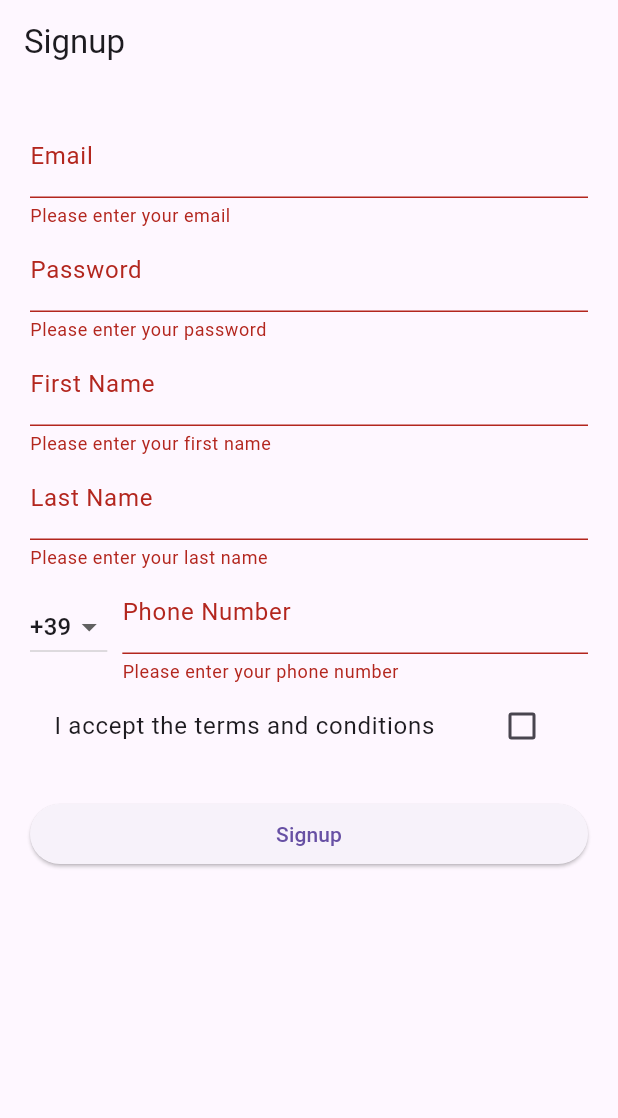
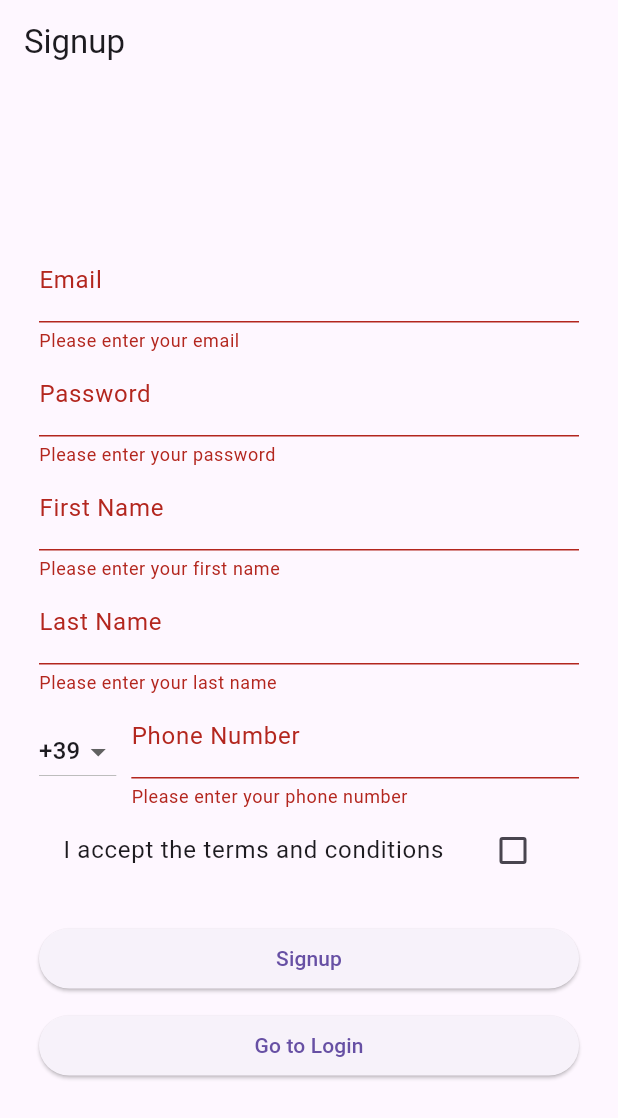
Before and after one commit to Giulio370/flutter_evup, a Flutter app: the screen it shows after launch, after a tap on "Signup", on a phone screen of 412 x 824 dp. Shown: the top 1118 px of the screen. Run offline on Flutter 3.47's test engine with Material 3 defaults, Android fonts, the phone set to English and light mode, and no system bars; our stand-ins replace dio.

Commit message:
Fixed the signup graphical interface

```diff
--- a/lib/signup.dart
+++ b/lib/signup.dart
@@ -41,9 +41,11 @@ class _SignupPageState extends State<SignupPage> {
               'phonePrefix': _phonePrefix,
             });
 
-            if(response.statusCode == 200){
             Navigator.pushReplacement(context, MaterialPageRoute(builder: (context) => LoginPage()));
-            }
+
+            // if(response.statusCode == 200){
+            //   Navigator.pushReplacement(context, MaterialPageRoute(builder: (context) => LoginPage()));
+            // }
 
         // Handle response as needed
         print(response.data);
@@ -54,17 +56,137 @@ class _SignupPageState extends State<SignupPage> {
     }
   }
 
+  // @override
+  // Widget build(BuildContext context) {
+  //   return Scaffold(
+  //     appBar: AppBar(
+  //       title: Text('Signup'),
+  //     ),
+  //     body: Padding(
+  //       padding: EdgeInsets.all(20.0),
+  //       child: Form(
+  //         key: _formKey,
+  //         child: ListView(
+  //           children: [
+  //             TextFormField(
+  //               controller: _emailController,
+  //               decoration: InputDecoration(labelText: 'Email'),
+  //               validator: (value) {
+  //                 if (value == null || value.isEmpty) {
+  //                   return 'Please enter your email';
+  //                 }
+  //                 // You can add more validation if needed
+  //                 return null;
+  //               },
+  //             ),
+  //             TextFormField(
+  //               controller: _passwordController,
+  //               decoration: InputDecoration(labelText: 'Password'),
+  //               obscureText: true,
+  //               validator: (value) {
+  //                 if (value == null || value.isEmpty) {
+  //                   return 'Please enter your password';
+  //                 }
+  //                 // You can add more validation if needed
+  //                 return null;
+  //               },
+  //             ),
+  //             TextFormField(
+  //               controller: _firstNameController,
+  //               decoration: InputDecoration(labelText: 'First Name'),
+  //               validator: (value) {
+  //                 if (value == null || value.isEmpty) {
+  //                   return 'Please enter your first name';
+  //                 }
+  //                 // You can add more validation if needed
+  //                 return null;
+  //               },
+  //             ),
+  //             TextFormField(
+  //               controller: _lastNameController,
+  //               decoration: InputDecoration(labelText: 'Last Name'),
+  //               validator: (value) {
+  //                 if (value == null || value.isEmpty) {
+  //                   return 'Please enter your last name';
+  //                 }
+  //                 // You can add more validation if needed
+  //                 return null;
+  //               },
+  //             ),
+  //             Row(
+  //               children: [
+  //                 DropdownButton<String>(
+  //                   value: _phonePrefix,
+  //                   onChanged: (String? newValue) {
+  //                     setState(() {
+  //                       _phonePrefix = newValue!;
+  //                     });
+  //                   },
+  //                   items: <String>['+39', '+1', '+44', '+33'] // Add more prefixes as needed
+  //                       .map<DropdownMenuItem<String>>((String value) {
+  //                     return DropdownMenuItem<String>(
+  //                       value: value,
+  //                       child: Text(value),
+  //                     );
+  //                   }).toList(),
+  //                 ),
+  //                 SizedBox(width: 10),
+  //                 Expanded(
+  //                   child: TextFormField(
+  //                     controller: _phoneNumberController,
+  //                     decoration: InputDecoration(labelText: 'Phone Number'),
+  //                     keyboardType: TextInputType.phone,
+  //                     validator: (value) {
+  //                       if (value == null || value.isEmpty) {
+  //                         return 'Please enter your phone number';
+  //                       }
+  //                       // You can add more validation if needed
+  //                       return null;
+  //                     },
+  //                   ),
+  //                 ),
+  //               ],
+  //             ),
+  //             CheckboxListTile(
+  //               title: Text('I accept the terms and conditions'),
+  //               value: _conditionAccepted,
+  //               onChanged: (bool? value) {
+  //                 if(value != null){
+  //                   setState(() {
+  //                     _conditionAccepted = value;
+  //                   });
+  //                 }
+
+  //               },
+  //             ),
+  //             SizedBox(height: 20),
+  //             ElevatedButton(
+  //               onPressed: _signup,
+  //               child: Text('Signup'),
+  //             ),
+  //             SizedBox(height: 10),
+  //             ElevatedButton(onPressed:(){Navigator.pushReplacement(context, MaterialPageRoute(builder: (context) => LoginPage()));}, child: Text('Go to Login'))
+  //           ],
+  //         ),
+  //       ),
+  //     ),
+  //   );
+  // }
+
   @override
   Widget build(BuildContext context) {
   return Scaffold(
     appBar: AppBar(
       title: Text('Signup'),
     ),
-      body: Padding(
+    body: Center(
+      child: Container(
         padding: EdgeInsets.all(20.0),
+        constraints: BoxConstraints(maxWidth: 400), // Imposta larghezza massima
         child: Form(
           key: _formKey,
           child: ListView(
+            shrinkWrap: true, // Per consentire al ListView di adattarsi al contenuto
             children: [
               TextFormField(
                 controller: _emailController,
@@ -157,17 +279,32 @@ class _SignupPageState extends State<SignupPage> {
 
                 },
               ),
+              // Altri campi del form
               SizedBox(height: 20),
               ElevatedButton(
                 onPressed: _signup,
                 child: Text('Signup'),
               ),
+              SizedBox(height: 10),
+              ElevatedButton(
+                onPressed: () {
+                  Navigator.pushReplacement(context, MaterialPageRoute(builder: (context) => LoginPage()));
+                },
+                child: Text('Go to Login'),
+              ),
             ],
+          ),
         ),
       ),
     ),
   );
 }
+
+
+
+
+
+
 }
 
 // void main() {
```
Lines whose indentation alone changed are shown as unchanged.
